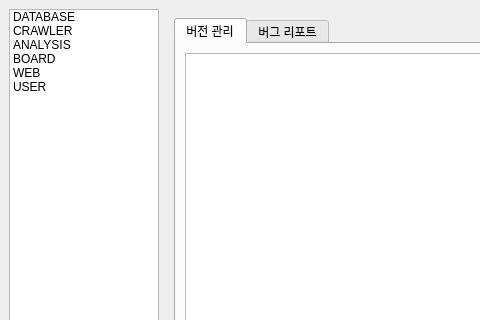
Qt form MANAGER/BIGMACLAB_MANAGER_GUI.ui (yojun313/knpu) before a commit; both pictures show x 0 to 480 and y 0 to 320 of the 1069 by 787 pixel window.
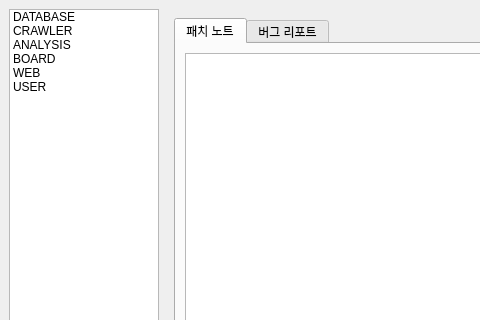
The same form after that commit. The open tabs and pages were chosen to show the change.

Patch:
```diff
--- a/MANAGER/BIGMACLAB_MANAGER_GUI.ui
+++ b/MANAGER/BIGMACLAB_MANAGER_GUI.ui
@@ -373,7 +373,7 @@
           </property>
           <widget class="QWidget" name="tab_version">
            <attribute name="title">
-            <string>버전 관리</string>
+            <string>패치 노트</string>
            </attribute>
            <layout class="QVBoxLayout" name="verticalLayout_tab_1">
             <item>
```
